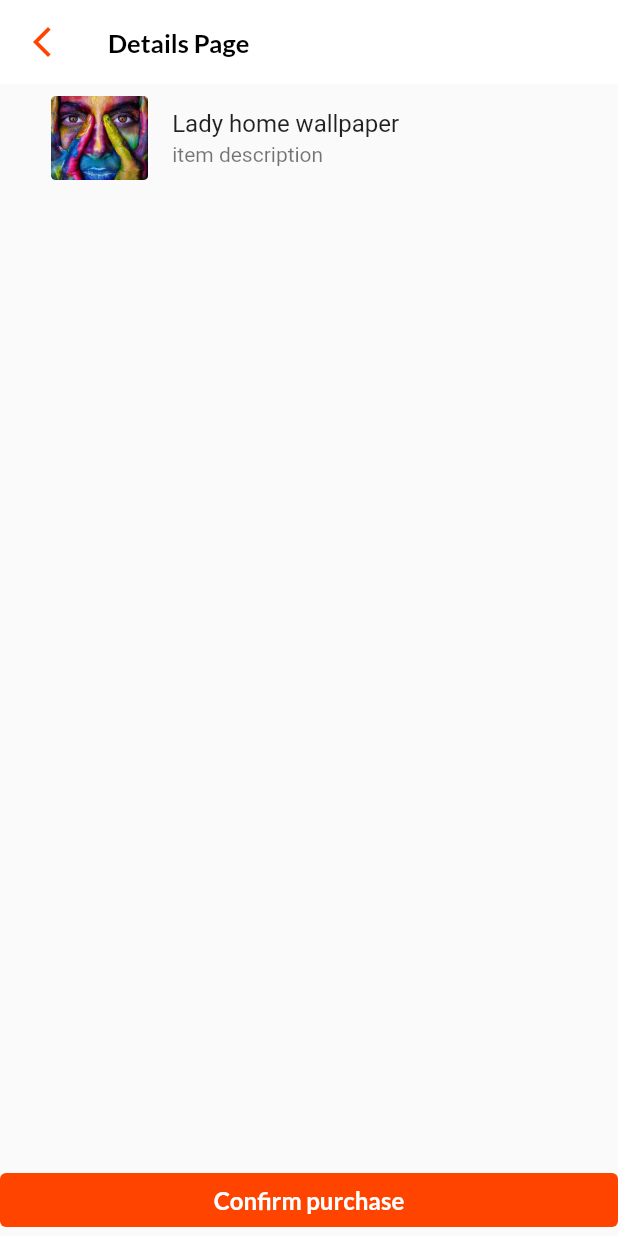
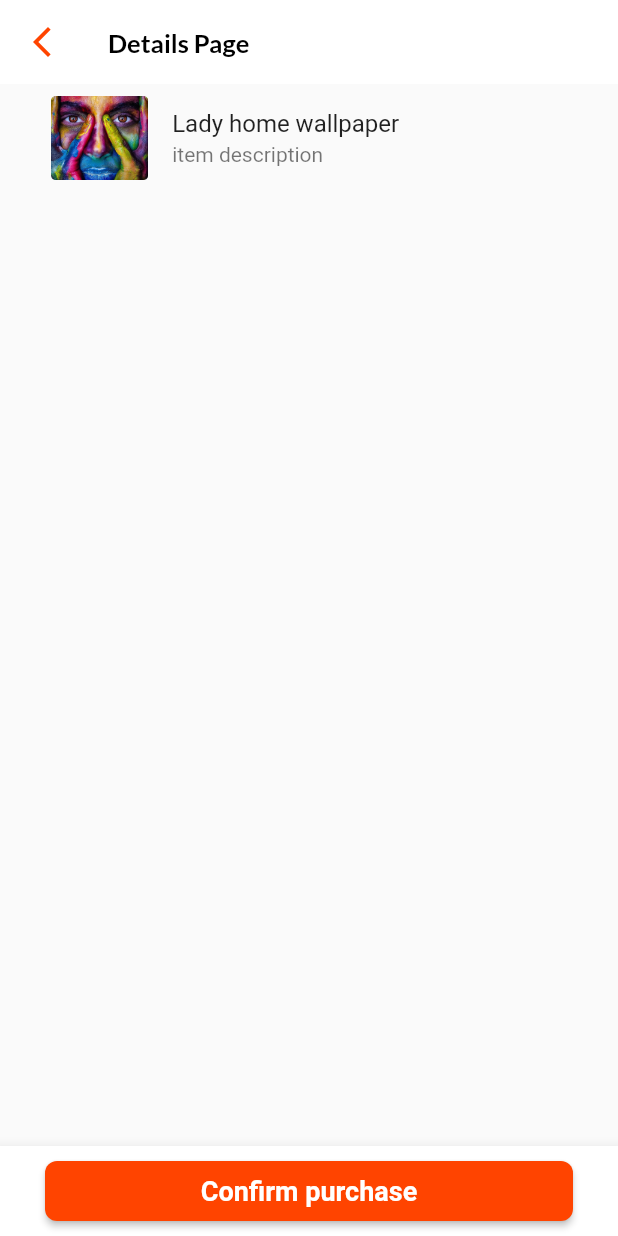
Before and after one commit to angathjr/MES-_kart, a Flutter app: the ProductDetails screen opened directly, on a phone screen of 412 x 824 dp. Run offline on Flutter 3.47's test engine with Material 2 defaults, Android fonts, the phone set to English and light mode, and no system bars; our stand-ins replace google_fonts.

```diff
--- a/lib/screens/ProductDetails.dart
+++ b/lib/screens/ProductDetails.dart
@@ -1,12 +1,16 @@
 import 'dart:ui';
 
 import 'package:flutter/material.dart';
-import 'package:flutter/rendering.dart';
 import 'package:google_fonts/google_fonts.dart';
 
-class ProductDetails extends StatelessWidget {
+class ProductDetails extends StatefulWidget {
   const ProductDetails({Key? key}) : super(key: key);
 
+  @override
+  State<ProductDetails> createState() => _ProductDetailsState();
+}
+
+class _ProductDetailsState extends State<ProductDetails> {
   @override
   Widget build(BuildContext context) {
     return SafeArea(
@@ -15,7 +19,9 @@ class ProductDetails extends StatelessWidget {
               title: Text(
                 'Details Page',
                 style: GoogleFonts.lato(
-              fontWeight: FontWeight.w700, color: Colors.black, fontSize: 17),
+                    fontWeight: FontWeight.w700,
+                    color: Colors.black,
+                    fontSize: 17),
               ),
               leading: IconButton(
                 icon: Icon(Icons.arrow_back_ios_new, color: Color(0xffFF4400)),
@@ -44,23 +50,25 @@ class ProductDetails extends StatelessWidget {
                 ),
               ],
             ),
-      bottomSheet: Container(
+            bottomSheet: BottomAppBar(
+                child: Container(
+              padding: const EdgeInsets.fromLTRB(30, 10, 30, 10),
+              height: 60,
               width: double.infinity,
-        child: TextButton(
+              child: ElevatedButton(
+                onPressed: () {},
+                child: const Text(
+                  'Confirm purchase',
+                  style: TextStyle(fontWeight: FontWeight.w600, fontSize: 18),
+                ),
                 style: ButtonStyle(
                   backgroundColor: MaterialStateProperty.all(Color(0xffFF4400)),
-          ),
-          child: const Text(
-            'Confirm purchase',
-            style: TextStyle(
-                color: Colors.white,
-                fontWeight: FontWeight.w700,
-                fontSize: 16,
-                fontFamily: 'lato'),
-          ),
-          onPressed: null,
+                  shape: MaterialStateProperty.all<RoundedRectangleBorder>(
+                      RoundedRectangleBorder(
+                    borderRadius: BorderRadius.circular(8.0),
+                  )),
                 ),
               ),
-    ));
+            ))));
   }
 }
```
Also changed, not shown: lib/screens/Homescreen.dart (+47 -2 lines), lib/screens/OrderSCreen.dart (+50 -4 lines). Lines whose indentation alone changed are shown as unchanged.
